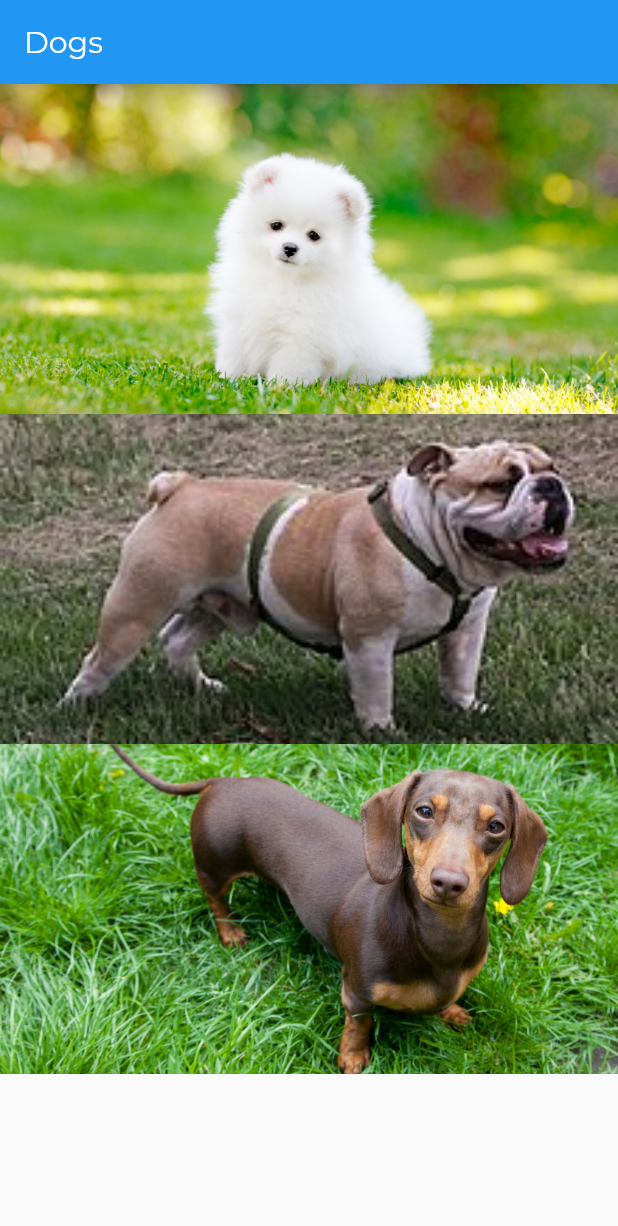
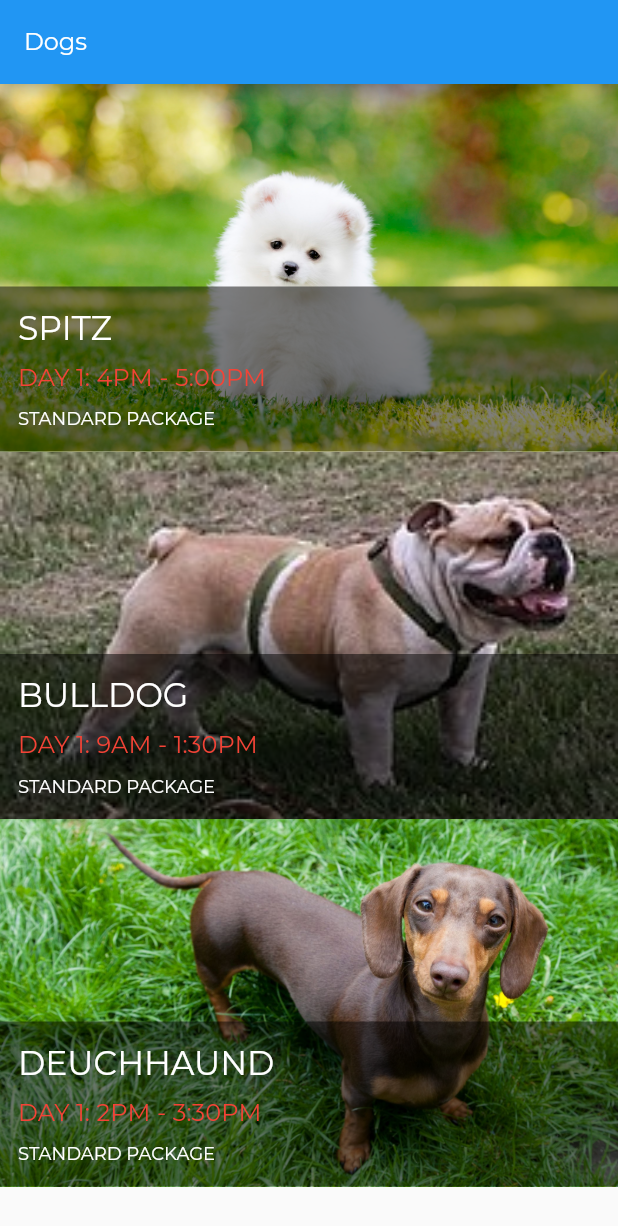
Before and after one commit to Merculiar/flutter_doggy_viewer, a Flutter app: the screen it shows after launch, on a phone screen of 412 x 824 dp. Shown: the top 1226 px of the screen. Run offline on Flutter 3.47's test engine with Material 2 defaults, Android fonts, the light colour scheme and no system bars.

Commit message:
Style, dogtile, dogspage, dogdetail page

```diff
--- a/lib/app.dart
+++ b/lib/app.dart
@@ -12,14 +12,9 @@ class App extends StatelessWidget {
   @override
   Widget build(BuildContext context) {
     return MaterialApp(
+      debugShowCheckedModeBanner: false,
       onGenerateRoute: _routes(),
-      theme: ThemeData(
-          appBarTheme:
-              AppBarTheme(textTheme: TextTheme(headline6: AppBarTextStyle)),
-          textTheme: TextTheme(
-            headline6: TitleTextStyle,
-            bodyText2: Body1TextStyle,
-          )),
+      theme: _theme(),
     );
   }
 
@@ -40,4 +35,16 @@ class App extends StatelessWidget {
       return MaterialPageRoute(builder: (BuildContext context) => screen);
     };
   }
+
+  ThemeData _theme() {
+    return ThemeData(
+        appBarTheme:
+            AppBarTheme(textTheme: TextTheme(headline6: AppBarTextStyle)),
+        textTheme: TextTheme(
+          headline6: TitleTextStyle,
+          subtitle2: SubTitleTextStyle,
+          caption: CaptionTextStyle,
+          bodyText2: Body1TextStyle,
+        ));
+  }
 }
--- a/lib/models/dog.dart
+++ b/lib/models/dog.dart
@@ -4,25 +4,56 @@ class Dog {
   final int id;
   final String name;
   final String imagePath;
+  final String userItinerarySummary;
+  final String tourPackageName;
   final List<DogFact> facts;
 
-  Dog(this.id, this.name, this.imagePath, this.facts);
+  Dog({
+    this.id,
+    this.name,
+    this.imagePath,
+    this.facts,
+    this.userItinerarySummary,
+    this.tourPackageName,
+  });
 
    static List<Dog> fetchAll() {
     return [
-      Dog(1, 'Spitz', 'assets/images/1.jpg', [
+      Dog(
+          id: 1,
+          name: 'Spitz',
+          imagePath: 'assets/images/1.jpg',
+          userItinerarySummary: 'Day 1: 4PM - 5:00PM',
+          tourPackageName: 'Standard Package',
+          facts: [
             DogFact('Summary',
-            'Spitz is a type of domestic dog characterized by long, thick, and often white fur, and pointed ears and muzzles.'),
+                'Kiyomizu-dera, officially Otowa-san Kiyomizu-dera, is an independent Buddhist temple in eastern Kyoto. The temple is part of the Historic Monuments of Ancient Kyoto UNESCO World Heritage site.'),
             DogFact(
-            'Characheristis', 'Spitzesike independence, suspcult to tanes.'),
+                'Architectural Style', 'Japanese Buddhist architecture.'),
           ]),
-      Dog(2, 'Bulldog', 'assets/images/2.jpg', [
-        DogFact('Summary', 'Bulldog'),
-        DogFact('Characheristis', 'Bulldog'),
+      Dog(
+          id: 2,
+          name: 'Bulldog',
+          imagePath: 'assets/images/2.jpg',
+          userItinerarySummary: 'Day 1: 9AM - 1:30PM',
+          tourPackageName: 'Standard Package',
+          facts: [
+            DogFact('Summary',
+                'Japan’s Mt. Fuji is an active volcano about 100 kilometers southwest of Tokyo. Commonly called “Fuji-san,” it’s the country’s tallest peak, at 3,776 meters. A pilgrimage site for centuries, it’s considered one of Japan’s 3 sacred mountains, and summit hikes remain a popular activity. Its iconic profile is the subject of numerous works of art, notably Edo Period prints by Hokusai and Hiroshige.'),
+            DogFact('Did You Know',
+                'There are three cities that surround Mount Fuji: Gotemba, Fujiyoshida and Fujinomiya.'),
           ]),
-      Dog(3, 'Dachshund', 'assets/images/3.jpg', [
-        DogFact('Summary', 'Dachshund'),
-        DogFact('Characheristis', 'Dachshund'),
+      Dog(
+          id: 3,
+          name: 'Deuchhaund',
+          imagePath: 'assets/images/3.jpg',
+          userItinerarySummary: 'Day 1: 2PM - 3:30PM',
+          tourPackageName: 'Standard Package',
+          facts: [
+            DogFact('Summary',
+                'While we could go on about the ethereal glow and seemingly endless heights of this bamboo grove on the outskirts of Kyoto, the sight\'s pleasures extend beyond the visual realm.'),
+            DogFact('How to Get There',
+                'Kyoto airport, with several terminals, is located 16 kilometres south of the city and is also known as Kyoto. Kyoto can also be reached by transport links from other regional airports.'),
           ]),
     ];
   }
--- a/lib/screens/dogs/dogs.dart
+++ b/lib/screens/dogs/dogs.dart
@@ -3,6 +3,7 @@ import 'package:flutter_doggy_viewer/app.dart';
 //import '../../app.dart';
 import '../../models/dog.dart';
 import '../../widgets/image_banner.dart';
+import 'tile_overlay.dart';
 
 class Dogs extends StatelessWidget {
   @override
@@ -14,8 +15,7 @@ class Dogs extends StatelessWidget {
         ),
         body: ListView.builder(
           itemCount: dogs.length,
-          itemBuilder: (context, index) =>
-              _itemBuilder(context, dogs[index]),
+          itemBuilder: (context, index) => _itemBuilder(context, dogs[index]),
         ));
   }
 
@@ -25,7 +25,16 @@ class Dogs extends StatelessWidget {
 
   _itemBuilder(BuildContext context, Dog dog) {
     return GestureDetector(
-        onTap: () => _onDogTap(context, dog.id),
-        child: Container(child: ImageBanner(dog.imagePath)));
+      onTap: () => _onDogTap(context, dog.id),
+      child: Container(
+        height: 245.0,
+        child: Stack(
+          children: [
+            ImageBanner(imagePath: dog.imagePath, height : 245.0),
+            TileOverlay(dog),
+          ],
+        ),
+      ),
+    );
   }
 }
--- /dev/null
+++ b/lib/screens/dogs/tile_overlay.dart
@@ -0,0 +1,24 @@
+import 'package:flutter/material.dart';
+import 'package:flutter_doggy_viewer/widgets/dog_tile.dart';
+import '../../models/dog.dart';
+
+class TileOverlay extends StatelessWidget {
+  final Dog dog;
+
+  TileOverlay(this.dog);
+
+  @override
+  Widget build(BuildContext context) {
+    return Column(
+      mainAxisAlignment: MainAxisAlignment.end,
+      crossAxisAlignment: CrossAxisAlignment.stretch,
+      children: [
+        Container(
+          padding: EdgeInsets.symmetric(vertical: 5.0),
+          decoration: BoxDecoration(color: Colors.black.withOpacity(0.5)),
+          child: DogTile(dog: dog, darkTheme: true),
+        )
+      ],
+    );
+  }
+}
--- a/lib/screens/dogs_detail/dogs_detail.dart
+++ b/lib/screens/dogs_detail/dogs_detail.dart
@@ -1,4 +1,5 @@
 import 'package:flutter/material.dart';
+import 'package:flutter_doggy_viewer/widgets/dog_tile.dart';
 import '../../widgets/image_banner.dart';
 import 'package:flutter_doggy_viewer/screens/dogs_detail/text_section.dart';
 import '../../models/dog.dart';
@@ -12,15 +13,25 @@ class DogDetail extends StatelessWidget {
     final dog = Dog.fetchByID(_dogID);
 
     return Scaffold(
-        appBar: AppBar(
-          title: Text(dog.name),
+      appBar: AppBar(
+        title: Text(dog.name),
+      ),
+      body: SingleChildScrollView(
+        child: Column(
+          mainAxisAlignment: MainAxisAlignment.start,
+          crossAxisAlignment: CrossAxisAlignment.stretch,
+          children: [
+            ImageBanner(imagePath: dog.imagePath),
+            Padding(
+              padding: EdgeInsets.symmetric(vertical: 20.0, horizontal: 4.0),
+              child: DogTile(dog: dog),
+            ),
+          ]..addAll(
+              textSections(dog),
+            ),
         ),
-        body: Column(
-            mainAxisAlignment: MainAxisAlignment.start,
-            crossAxisAlignment: CrossAxisAlignment.stretch,
-            children: [
-              ImageBanner(dog.imagePath),
-            ]..addAll(textSections(dog))));
+      ),
+    );
   }
 
   List<Widget> textSections(Dog dog) {
--- a/lib/style.dart
+++ b/lib/style.dart
@@ -1,10 +1,17 @@
 import 'package:flutter/material.dart';
 
-const LargeTextSize = 26.0;
-const MediumTextSize = 20.0;
-const BodyTextSize = 15.0;
+const LargeTextSize = 22.0;
+const MediumTextSize = 16.0;
+const SmallTextSize = 12.0;
 
-const String FontNameDefault = "Montserrat";
+const String FontNameDefault = 'Montserrat';
+
+const Color TextColorDark = Colors.black;
+const Color TextColorLight = Colors.white;
+const Color TextColorAccent = Colors.red;
+const Color TextColorFaint = Color.fromRGBO(125, 125, 125, 1.0);
+
+const DefaultPaddingHorizontal = 12.0;
 
 const AppBarTextStyle = TextStyle(
   fontFamily: FontNameDefault,
@@ -17,12 +24,26 @@ const TitleTextStyle = TextStyle(
   fontFamily: FontNameDefault,
   fontWeight: FontWeight.w300,
   fontSize: LargeTextSize,
-  color: Colors.black,
+  color: TextColorDark,
+);
+
+const SubTitleTextStyle = TextStyle(
+  fontFamily: FontNameDefault,
+  fontWeight: FontWeight.w300,
+  fontSize: MediumTextSize,
+  color: TextColorAccent,
+);
+
+const CaptionTextStyle = TextStyle(
+  fontFamily: FontNameDefault,
+  fontWeight: FontWeight.w300,
+  fontSize: SmallTextSize,
+  color: TextColorDark,
 );
 
 const Body1TextStyle = TextStyle(
   fontFamily: FontNameDefault,
   fontWeight: FontWeight.w300,
-  fontSize: BodyTextSize,
+  fontSize: MediumTextSize,
   color: Colors.black,
 );
--- /dev/null
+++ b/lib/widgets/dog_tile.dart
@@ -0,0 +1,45 @@
+import 'package:flutter/material.dart';
+import '../models/dog.dart';
+import '../style.dart';
+
+const DogTileHeight = 100.0;
+
+class DogTile extends StatelessWidget {
+  final Dog dog;
+  final bool darkTheme;
+
+  DogTile({this.dog, this.darkTheme = false});
+
+  @override
+  Widget build(BuildContext context) {
+    final textColor = this.darkTheme ? TextColorLight : TextColorDark;
+
+    return Container(
+      padding: EdgeInsets.symmetric(horizontal: DefaultPaddingHorizontal),
+      height: DogTileHeight,
+      child: Column(
+          mainAxisAlignment: MainAxisAlignment.spaceEvenly,
+          crossAxisAlignment: CrossAxisAlignment.start,
+          children: [
+            Text(
+              dog.name.toUpperCase(),
+              overflow: TextOverflow.ellipsis,
+              maxLines: 1,
+              style:
+                  Theme.of(context).textTheme.headline6.copyWith(color: textColor),
+            ),
+            Text(
+              dog.userItinerarySummary.toUpperCase(),
+              style: Theme.of(context).textTheme.subtitle2,
+            ),
+            Text(
+              dog.tourPackageName.toUpperCase(),
+              style: Theme.of(context)
+                  .textTheme
+                  .caption
+                  .copyWith(color: textColor),
+            ),
+          ]),
+    );
+  }
+}
--- a/lib/widgets/image_banner.dart
+++ b/lib/widgets/image_banner.dart
@@ -3,19 +3,20 @@
 import 'package:flutter/material.dart';
 
 class ImageBanner extends StatelessWidget {
-  final String _imagePath;
+  final String imagePath;
+  final double height;
 
-  ImageBanner(this._imagePath);
+  ImageBanner({@required this.imagePath, this.height = 200.0});
 
   @override
   Widget build(BuildContext context) {
     return Container(
       constraints: BoxConstraints.expand(
-        height: 220,
+        height: height,
       ),
       decoration: BoxDecoration(color: Colors.grey),
       child: Image.asset(
-        _imagePath,
+        imagePath,
         fit: BoxFit.cover,
       ),
     );
```
Lines whose indentation alone changed are shown as unchanged.
